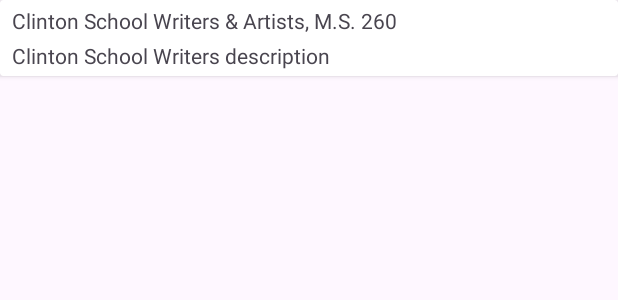
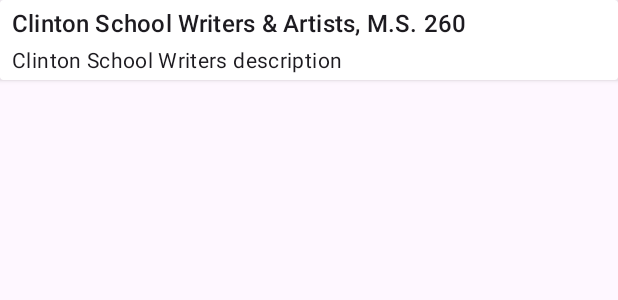
Before and after one commit to Lupillo17/MasterDetailMVI, an Android app: the layout item_list_school.xml on its own in the app's theme, with its tools: preview values and no code run, on a phone screen of 412 x 824 dp. Shown: the top 300 px of the screen. Run offline under Robolectric (Android 15) with nearby library versions, the phone set to English and light mode, and no system bars.

Commit message:
add some design

```diff
--- a/app/src/main/res/layout/item_list_school.xml
+++ b/app/src/main/res/layout/item_list_school.xml
@@ -4,6 +4,7 @@
     xmlns:tools="http://schemas.android.com/tools">
 
     <data>
+
         <variable
             name="school"
             type="com.example.masterdetailmvi.domain.model.School" />
@@ -22,18 +23,26 @@
 
             <TextView
                 android:id="@+id/name"
+                style="@style/TextAppearance.Material3.TitleMedium"
                 android:layout_width="match_parent"
                 android:layout_height="wrap_content"
+                android:justificationMode="inter_word"
+                android:text="@{school.name}"
+                android:textAlignment="gravity"
                 app:layout_constraintTop_toTopOf="parent"
-                android:text="@{school.name}"
                 tools:text="Clinton School Writers &amp; Artists, M.S. 260" />
 
             <TextView
                 android:id="@+id/description"
+                style="@style/TextAppearance.Material3.BodyMedium"
                 android:layout_width="match_parent"
                 android:layout_height="wrap_content"
                 android:layout_marginTop="@dimen/margin_default_item_space"
+                android:ellipsize="end"
+                android:justificationMode="inter_word"
+                android:maxLines="4"
                 android:text="@{school.description}"
+                android:textAlignment="gravity"
                 app:layout_constraintTop_toBottomOf="@+id/name"
                 tools:text="Clinton School Writers description" />
 
```
Also changed, not shown: app/src/main/res/layout/fragment_school_details.xml (+9 -2 lines).
